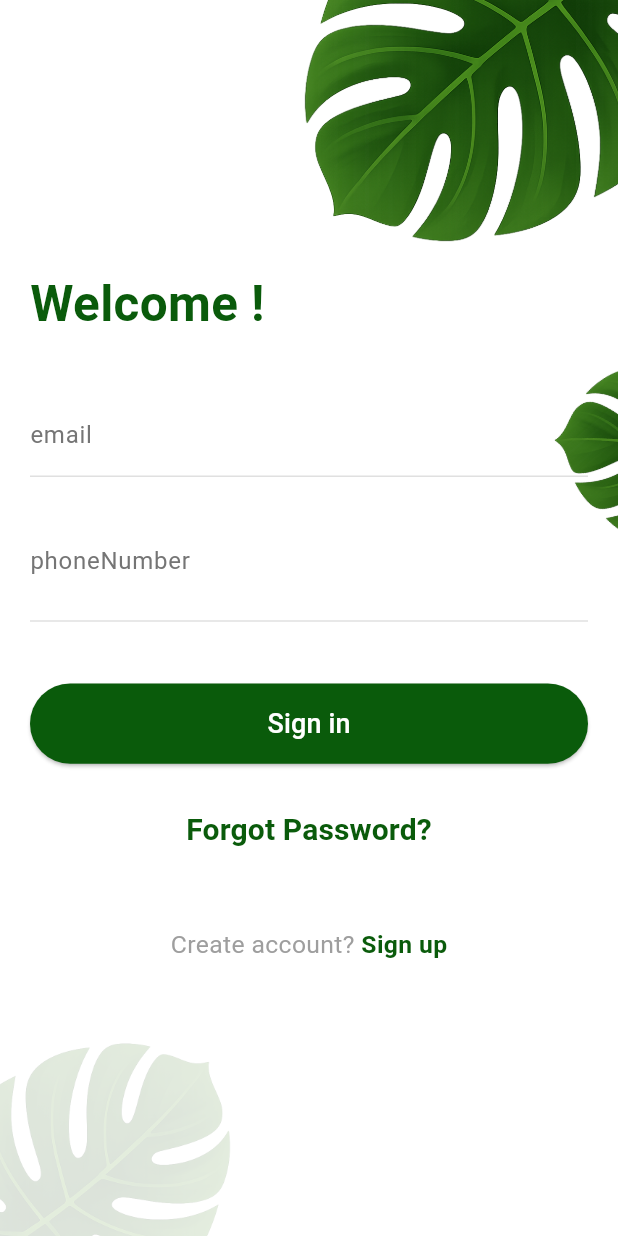
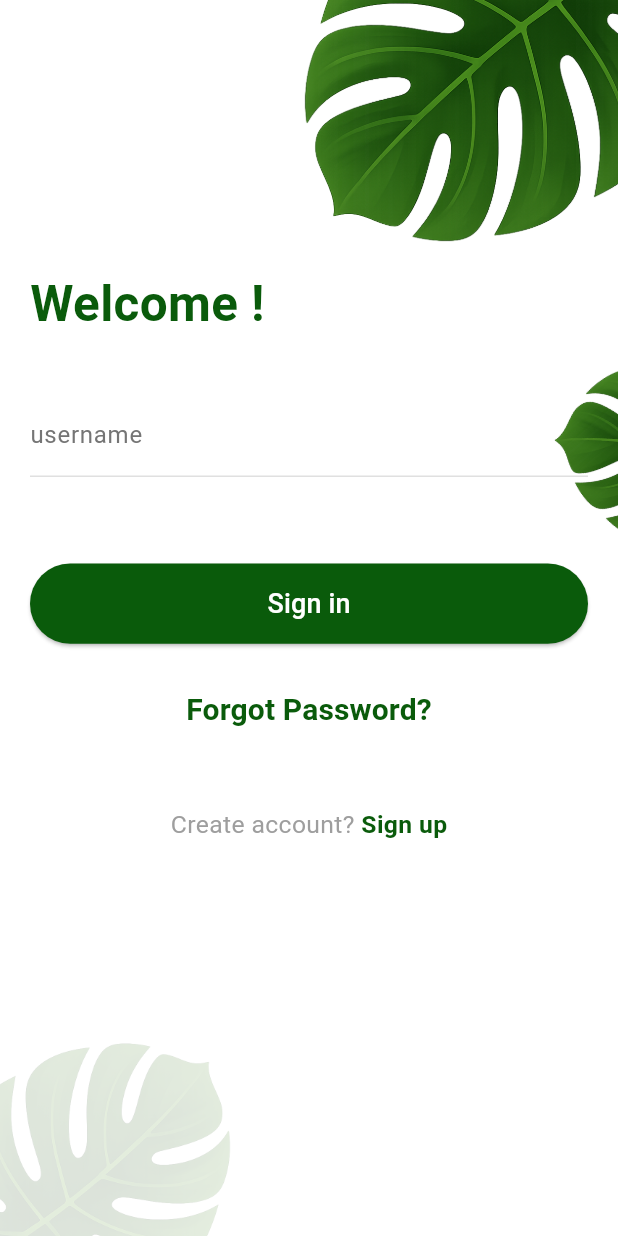
Before and after one commit to ujjwala26/demoProject_task, a Flutter app: the screen it shows after launch, on a phone screen of 412 x 824 dp. Run offline on Flutter 3.47's test engine with Material 3 defaults, Android fonts, the light colour scheme and no system bars; our stand-ins replace bloc, chewie, flutter_bloc, image_picker, lottie, pinput and 2 more.

Commit message:
updated code

```diff
--- a/lib/features/singIn/presentation/bloc/otpBloc/otp_verification_event.dart
+++ b/lib/features/singIn/presentation/bloc/otpBloc/otp_verification_event.dart
@@ -3,13 +3,20 @@ part of 'otp_verification_bloc.dart';
 abstract class OtpVerificationEvent {}
 
 class VerifyOtpSubmitted extends OtpVerificationEvent {
-  final String email;
-  final String phoneNumber;
+  final String userName;
+  //final String email;
+ // final String phoneNumber;
+  //final int orgId;
   final String otp;
 
   VerifyOtpSubmitted({
-    required this.email,
-    required this.phoneNumber,
-    required this.otp,
+    required this.userName,
+    //required this.email,
+    //required this.phoneNumber,
+    //required this.orgId,
+    required this.otp, required String enteredOtp,
+    //required String enteredOtp,
   });
+
+
 }
--- a/lib/features/singIn/presentation/bloc/signinBloc/sign_in_bloc.dart
+++ b/lib/features/singIn/presentation/bloc/signinBloc/sign_in_bloc.dart
@@ -2,7 +2,6 @@ import 'dart:async';
 import 'dart:convert';
 
 import 'package:bloc/bloc.dart';
-import 'package:demoproject/core/shared_pref.dart';
 import 'package:http/http.dart' as http;
 
 
@@ -13,25 +12,37 @@ class SignInBloc extends Bloc<SignInEvent, SignInState> {
   SignInBloc() : super(SignInInitial()) {
     on<SignInButtonPressed>(signInButtonPressed);
 
+
   }
 
   Future<void> signInButtonPressed(SignInButtonPressed event, Emitter<SignInState> emit)async {
+    emit(SignInLoading());
     try{
             final response = await http.post(Uri.parse("http://3.110.154.53:8001/api/sendOTP/"),
             body: jsonEncode({
-              "email" : event.email
+             "userName": event.userName
               ,
               //"email" : event.email,
-              "phoneNumber" : event.phoneNumber,
-              "orgId" : 1,
+              //"phoneNumber" : event.phoneNumber,
+              //"orgId" : 1,
             }),
             headers: {"Content-Type": "application/json"},);
             if(response.statusCode==200){
               final data = jsonDecode(response.body);
+              print("API response: $data");
               // final access = data["access"];
               // final refresh = data["refresh"];
 
-              emit(SignInSuccess(data['message']));
+              final String otp=data['data']['otp']?.toString() ?? '';
+
+                emit(SignInSuccess(otp:otp, userName: '',));
+              if(otp.isNotEmpty){
+              }else{
+                // emit(SignInFailure("OTP not found in response"));
+              }
+
+
+             // emit(SignInSuccess(data['otp']));
 
               // await AppPrefs.saveTokens(
               //   access: access ,
--- a/lib/features/singIn/presentation/bloc/signinBloc/sign_in_event.dart
+++ b/lib/features/singIn/presentation/bloc/signinBloc/sign_in_event.dart
@@ -1,23 +1,25 @@
+// ignore_for_file: public_member_api_docs, sort_constructors_first
 part of 'sign_in_bloc.dart';
 
 abstract class SignInEvent {}
 
 class SignInButtonPressed extends SignInEvent {
-  // final String userName;
+  final String userName;
   // final String email;
   // final String password;
-  final String email;
-  final String phoneNumber;
+  //final String email;
+  //final String phoneNumber;
   final String orgId;
+  //final String enteredOtp;
+
 
   SignInButtonPressed({
-   required this.email,
-    required this.phoneNumber,
+    required this.userName,
+    //required this.email,
+    //required this.phoneNumber,
     required this.orgId,
+    //required this.enteredOtp,
+
   }
-//     this.userName,
-//     this.password,
-//     );
-// }
   );
 }
--- a/lib/features/singIn/presentation/bloc/signinBloc/sign_in_state.dart
+++ b/lib/features/singIn/presentation/bloc/signinBloc/sign_in_state.dart
@@ -8,9 +8,22 @@ final class SignInInitial extends SignInState {}
 final class SignInLoading extends SignInState {}
 
 final class SignInSuccess extends SignInState {
-  final String message;
+  // final String message;
 
-  SignInSuccess(this.message);
+  // SignInSuccess(this.message);
+  final String otp;
+
+  //final int phoneNumber;
+
+//final String orgId;
+
+//final String  email;
+final String userName;
+
+  var enteredOtp;
+  SignInSuccess({ required this.userName, required this.otp,} );
+
+
 }
 
 final class SignInFailure extends SignInState {
--- a/lib/features/singIn/presentation/widgets/sign_in_form.dart
+++ b/lib/features/singIn/presentation/widgets/sign_in_form.dart
@@ -1,6 +1,4 @@
 import 'dart:developer';
-
-import 'package:demoproject/features/home/presentation/pages/home_page.dart';
 import 'package:demoproject/features/signup/presentation/pages/sign_up.dart';
 import 'package:demoproject/features/singIn/presentation/bloc/signinBloc/sign_in_bloc.dart';
 import 'package:demoproject/features/singIn/presentation/pages/otp_verification.dart';
@@ -19,16 +17,17 @@ class _SignInFormState extends State<SignInForm> {
 
     //final emailController = TextEditingController();
     // final passwordController = TextEditingController();
-    // final userNameController= TextEditingController();
-    final emailController= TextEditingController();
-    final phoneNumberController=TextEditingController();
+     final userNameController= TextEditingController();
+    //final emailController= TextEditingController();
+    //
+    //final phoneNumberController=TextEditingController();
 
   @override
   void dispose() {
-    // userNameController.dispose();
+    userNameController.dispose();
     // passwordController.dispose();
-    emailController.dispose();
-    phoneNumberController.dispose();
+    //emailController.dispose();
+    //phoneNumberController.dispose();
     super.dispose();
   }
 
@@ -47,7 +46,12 @@ class _SignInFormState extends State<SignInForm> {
               backgroundColor: Colors.red,
             ),
           );
-        }else if (state is SignInSuccess){
+        }else if(state is SignInLoading){
+           CircularProgressIndicator();
+
+        }
+        else if (state is SignInSuccess){
+          //Navigator.pop(context);
           // ScaffoldMessenger.of(context).showSnackBar(
           //   const SnackBar(
           //     content: Text("Login Successful!"),
@@ -56,8 +60,14 @@ class _SignInFormState extends State<SignInForm> {
           // );
           Navigator.push(
             context,
-            MaterialPageRoute(builder: (_) => otpVerificationScreen(phoneNumber: phoneNumberController.text,
-              email : emailController.text,
+            MaterialPageRoute(builder: (_) => otpVerificationScreen(
+              //phoneNumber: phoneNumberController.text,
+              userName : userNameController.text.trim(),
+
+              otp: state.otp,
+              //enteredOtp: state.enteredOtp,
+
+
             )),
           );
         }
@@ -87,10 +97,10 @@ class _SignInFormState extends State<SignInForm> {
               SizedBox(height: height * 0.05),
 
               TextFormField(
-                controller: emailController,
-                //controller: userNameController  ,
+                //controller: emailController,
+                controller: userNameController  ,
                 decoration: InputDecoration(
-                  labelText: "email",
+                  labelText: "username",
                   //labelText: "Email",
                   labelStyle: TextStyle(color: Colors.grey.shade600),
                   enabledBorder: UnderlineInputBorder(
@@ -101,34 +111,34 @@ class _SignInFormState extends State<SignInForm> {
 
               SizedBox(height: height * 0.02),
 
-              TextFormField(
-                controller: phoneNumberController,
-                //controller: passwordController,
-                obscureText: true,
-                decoration: InputDecoration(
-                  labelText: "phoneNumber",
-                  labelStyle: TextStyle(color: Colors.grey.shade600),
-                  enabledBorder: UnderlineInputBorder(
-                    borderSide: BorderSide(color: Colors.grey.shade300),
-                  ),
-                  suffix: TextButton(
-                    onPressed: () {},
-                    child: Text(
-                      "Forgot?",
-                      style: TextStyle(
-                        color: Colors.green.shade800,
-                        fontWeight: FontWeight.bold,
-                      ),
-                    ),
-                  ),
+              // TextFormField(
+              //   controller: phoneNumberController,
+              //   //controller: passwordController,
+              //   obscureText: true,
+              //   decoration: InputDecoration(
+              //     labelText: "phoneNumber",
+              //     labelStyle: TextStyle(color: Colors.grey.shade600),
+              //     enabledBorder: UnderlineInputBorder(
+              //       borderSide: BorderSide(color: Colors.grey.shade300),
+              //     ),
+              //     suffix: TextButton(
+              //       onPressed: () {},
+              //       child: Text(
+              //         "Forgot?",
+              //         style: TextStyle(
+              //           color: Colors.green.shade800,
+              //           fontWeight: FontWeight.bold,
+              //         ),
+              //       ),
+              //     ),
 
-                  // suffixText: "Forgot",
-                  // suffixStyle: TextStyle(
-                  //   color: Colors.green.shade800,
-                  //   fontWeight: FontWeight.bold,
-                  // )
-                ),
-              ),
+              //     // suffixText: "Forgot",
+              //     // suffixStyle: TextStyle(
+              //     //   color: Colors.green.shade800,
+              //     //   fontWeight: FontWeight.bold,
+              //     // )
+              //   ),
+              // ),
 
               SizedBox(height: height * 0.05),
 
@@ -137,22 +147,21 @@ class _SignInFormState extends State<SignInForm> {
                 height: width * 0.13,
                 child: ElevatedButton(
                   onPressed: () {
-                    log('email : ${emailController.text}');
-                    log(' phoneNumber: ${phoneNumberController.text}');
+                    log('userName : ${userNameController.text}');
+                    //log(' phoneNumber: ${phoneNumberController.text}');
                     context.read<SignInBloc>().add(
                       SignInButtonPressed(
 
-                         email : emailController.text.trim(),
-                         phoneNumber: phoneNumberController.text.trim(),
-                         orgId: '',
+                         //email : emailController.text.trim(),
+                         //phoneNumber: phoneNumberController.text.trim(),
+                         userName: userNameController.text,
+                         orgId: '1',
+                        // enteredOtp: '',
 
 
                       )
                     );
-                    // Navigator.push(
-                    //   context,
-                    //   MaterialPageRoute(builder: (context) => HomePage()),
-                    // );
+
                   },
                   style: ElevatedButton.styleFrom(
                     backgroundColor: const Color.fromARGB(255, 10, 91, 11),
@@ -160,10 +169,12 @@ class _SignInFormState extends State<SignInForm> {
                       borderRadius: BorderRadius.circular(30),
                     ),
                   ),
-                  child: const Text(
-                    "Sign in",
-                    style: TextStyle(color: Colors.white, fontSize: 18),
-                  ),
+                  child:
+                  // state is SignInLoading ? const CircularProgressIndicator(color: Colors.white) : const
+                  Text("Sign in",
+                     style: TextStyle(color: Colors.white, fontSize: 18),
+                    ),
+
                 ),
               ),
 
```
Also changed, not shown: lib/features/singIn/presentation/bloc/otpBloc/otp_verification_bloc.dart (+19 -4 lines), lib/features/singIn/presentation/pages/otp_verification.dart (+139 -94 lines), lib/features/singIn/presentation/widgets/verify_button.dart (added, +92 -0 lines).
